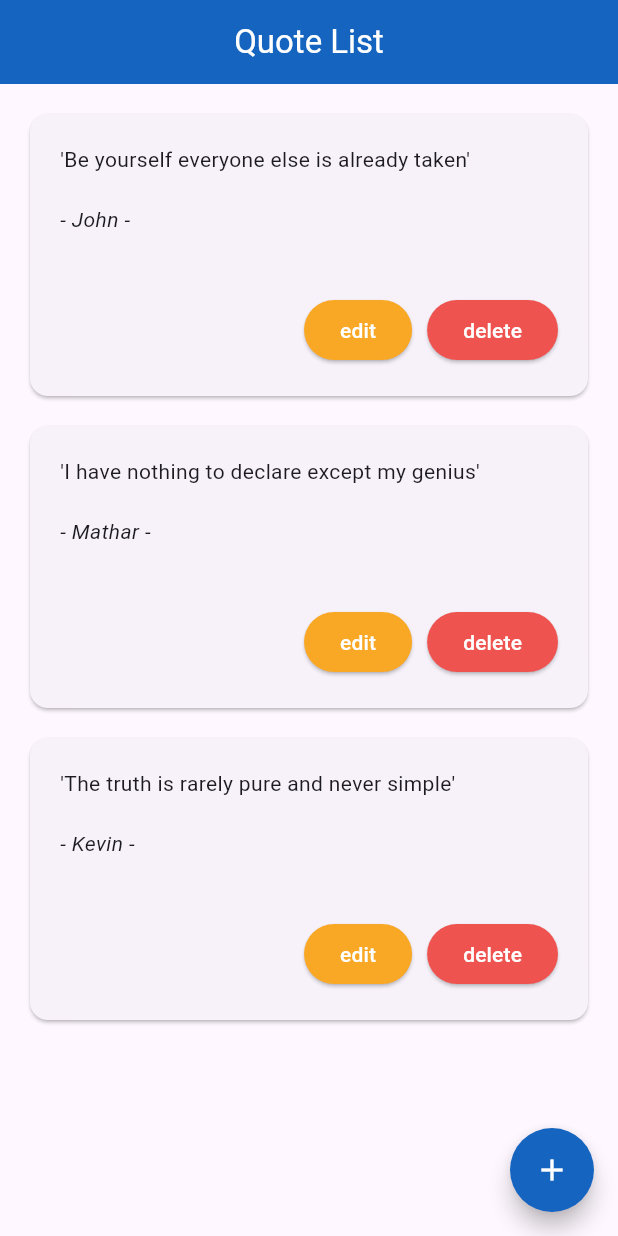
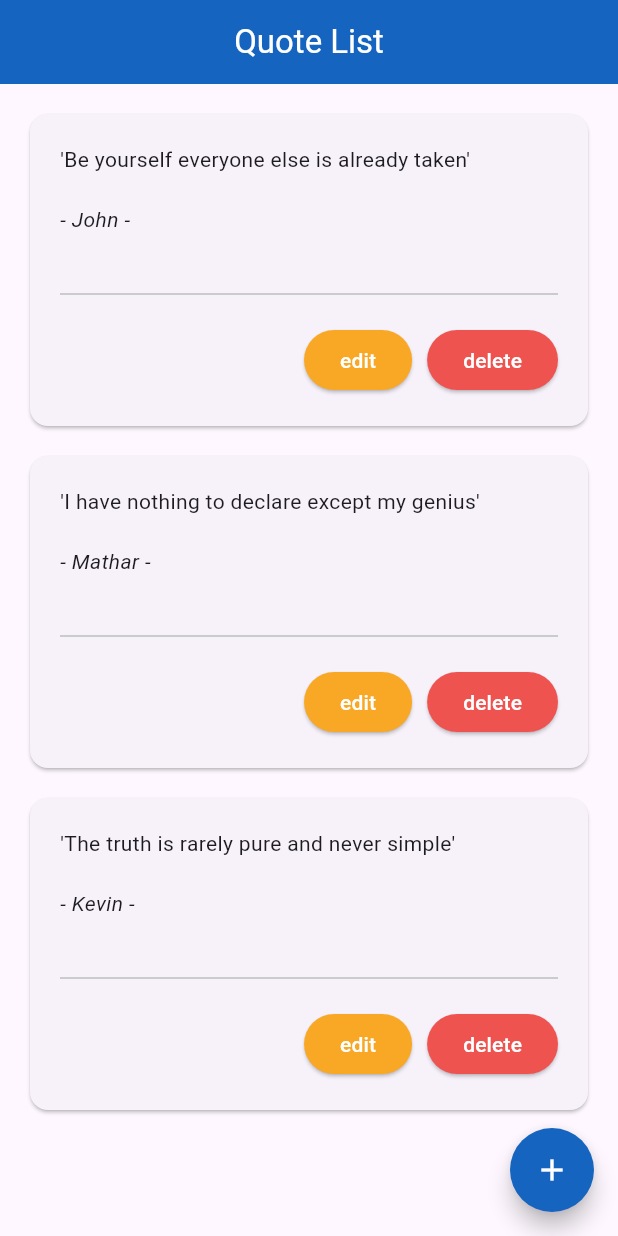
Before and after one commit to BinhNguyen3790/flutter_ninja, a Flutter app: the screen it shows after launch, on a phone screen of 412 x 824 dp. Run offline on Flutter 3.47's test engine with Material 3 defaults, Android fonts, the phone set to English and light mode, and no system bars.

Commit message:
update code

```diff
--- a/lib/listdata-17.dart
+++ b/lib/listdata-17.dart
@@ -174,7 +174,11 @@ class CartList extends StatelessWidget {
               "- ${quote.author} -",
               style: TextStyle(fontStyle: FontStyle.italic),
             ),
-            SizedBox(height: 40),
+            SizedBox(height: 20),
+            Divider(
+              height: 40,
+              color: Colors.grey[400],
+            ),
             Row(
               mainAxisAlignment: MainAxisAlignment.end,
               children: [
```
